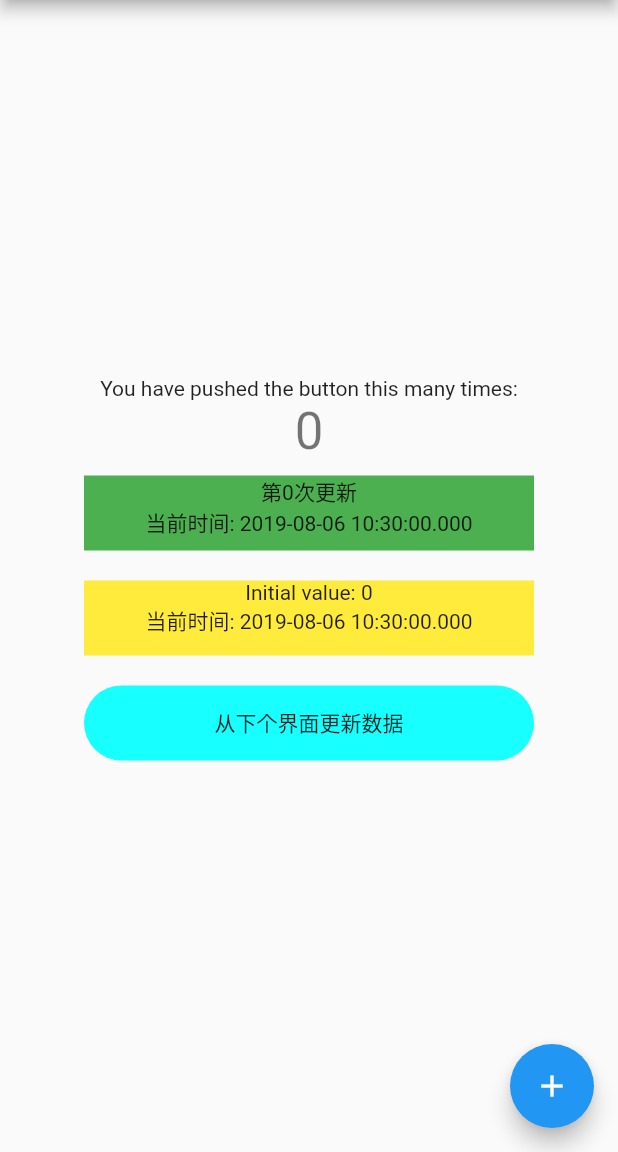
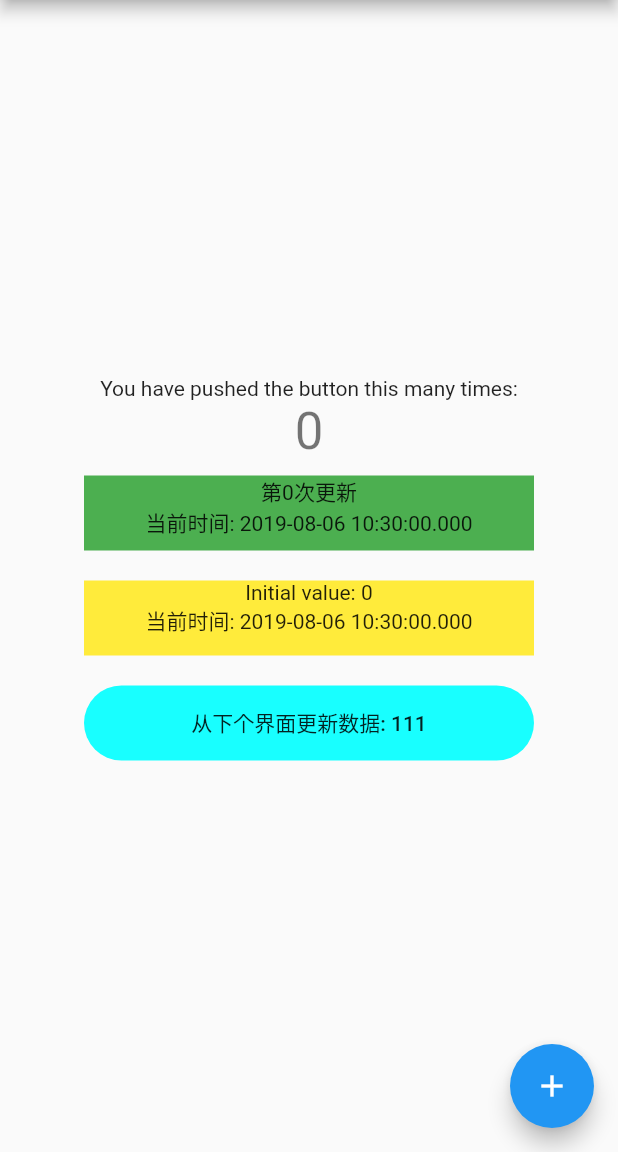
Before and after one commit to HOLDfoot/FlutterStateSample, a Flutter app: the screen it shows after launch, on a phone screen of 412 x 824 dp, the part 84-1236 px from its top. Run offline on Flutter 3.47's test engine with Material 2 defaults, Android fonts, the phone set to English and light mode, and no system bars.

Commit message:
完成全局通过IncreaseWrapper更新数据

```diff
--- a/lib/main.dart
+++ b/lib/main.dart
@@ -1,5 +1,6 @@
 import 'package:flutter/material.dart';
 import 'package:flutter_demo/provider_page.dart';
+import 'package:provider/provider.dart';
 //import 'package:package_info/package_info.dart';
 
 void main() => runApp(MyApp());
@@ -8,7 +9,9 @@ class MyApp extends StatelessWidget {
   // This widget is the root of your application.
   @override
   Widget build(BuildContext context) {
-    return MaterialApp(
+    return Provider<IncreaseWrapper>.value(
+      value: new IncreaseWrapper(111),
+      child: MaterialApp(
         title: 'Flutter Demo',
         theme: ThemeData(
           // This is the theme of your application.
@@ -23,6 +26,7 @@ class MyApp extends StatelessWidget {
           primarySwatch: Colors.blue,
         ),
         home: MyHomePage(title: 'Flutter Demo Home Page'),
+      ),
     );
   }
 }
@@ -132,14 +136,14 @@ class _MyHomePageState extends State<MyHomePage> {
                 width: 300,
                 child: FlatButton(
                   onPressed: () {
-                    Navigator.of(context).push(MaterialPageRoute(builder: (context) => ProviderPage()));
+                    Navigator.of(context).push(MaterialPageRoute(
+                        builder: (context) => ProviderPage()));
                   },
-                  child: Text("从下个界面更新数据"),
+                  child: Text("从下个界面更新数据: ${Provider.of<IncreaseWrapper>(context).value}"),
                   color: Colors.cyanAccent,
                   shape: RoundedRectangleBorder(
                       borderRadius: BorderRadius.all(Radius.circular(30))),
-              )
-            )
+                )),
           ],
         ),
       ),
@@ -249,3 +253,10 @@ class InnerWidgetState extends State<InnerWidget> {
     );
   }
 }
+
+/// 通过Provider完成数据间共享, 需要定义数据的包裹类型
+class IncreaseWrapper {
+  int value = 6;
+
+  IncreaseWrapper(this.value);
+}
--- a/pubspec.yaml
+++ b/pubspec.yaml
@@ -25,6 +25,7 @@ dependencies:
   cupertino_icons: ^0.1.2
 
   package_info: ^0.4.0+6
+  provider: ^3.0.0+1
 
 
 dev_dependencies:
```
Also changed, not shown: lib/provider_page.dart (+15 -2 lines), pubspec.lock. Lines whose indentation alone changed are shown as unchanged.
